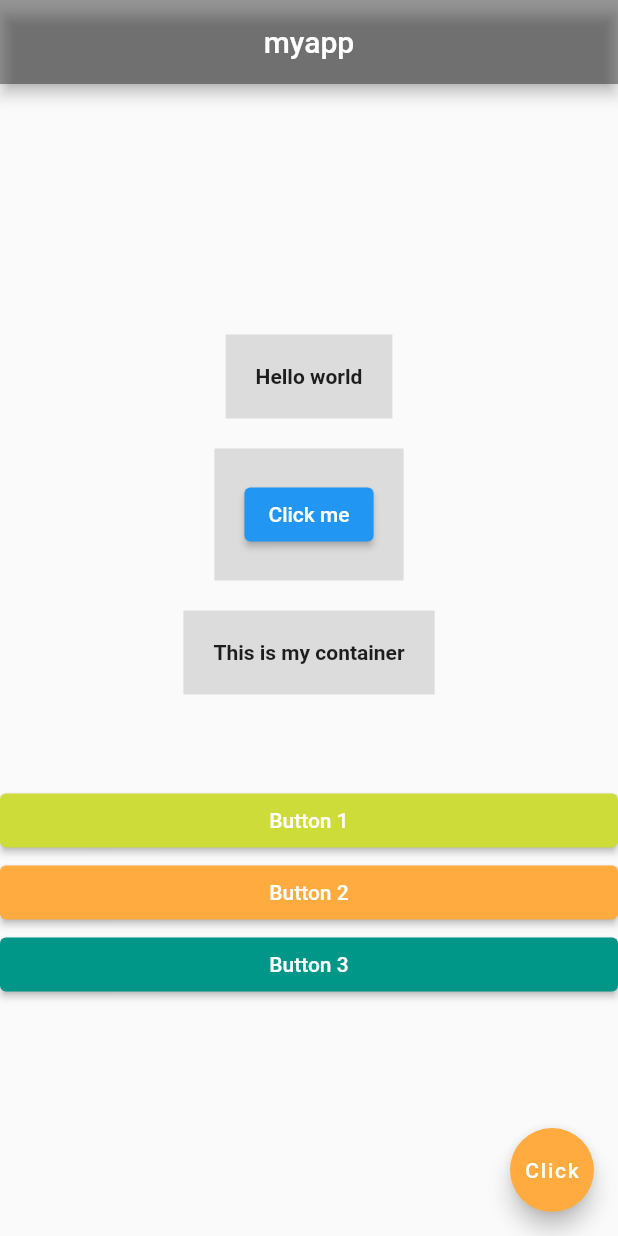
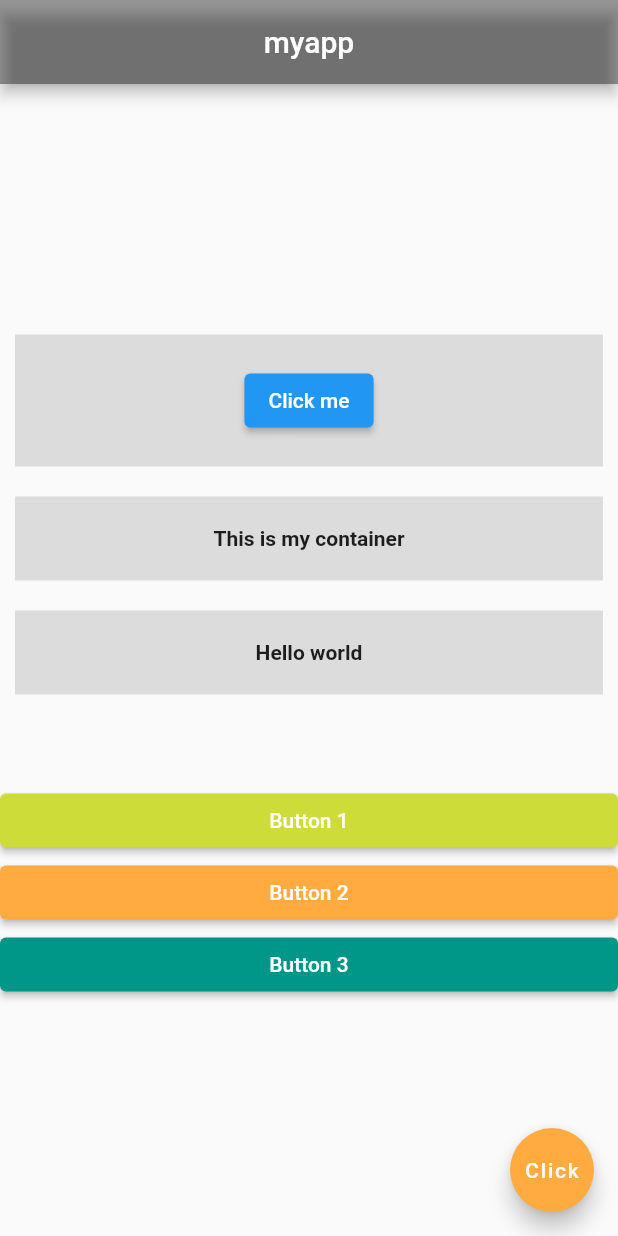
Before and after one commit to flakysob/firstFlutterProject_myapp, a Flutter app: the screen it shows after launch, on a phone screen of 412 x 824 dp. Run offline on Flutter 3.47's test engine with Material 2 defaults, Android fonts, the phone set to English and light mode, and no system bars; missing offline and left inert: dart:html.

Commit message:
End of the Chapter 13 (Shortcuts & Outlines)

```diff
--- a/lib/main.dart
+++ b/lib/main.dart
@@ -15,7 +15,6 @@ class Home extends StatelessWidget {
         backgroundColor: Colors.black38,
       ),
       body: Container(
-        alignment: Alignment.center,
         child: Column(
           mainAxisAlignment: MainAxisAlignment.center,
           crossAxisAlignment: CrossAxisAlignment.center,
@@ -24,19 +23,19 @@ class Home extends StatelessWidget {
               padding: EdgeInsets.all(20.0),
               margin: EdgeInsets.all(10.0),
               color: Colors.black12,
-              child: Text("Hello world", style: TextStyle(fontWeight: FontWeight.bold)),
+              child: Center(child: ElevatedButton(child: Text("Click me"), onPressed: (){},)),
             ),
             Container(
               padding: EdgeInsets.all(20.0),
               margin: EdgeInsets.all(10.0),
               color: Colors.black12,
-              child: ElevatedButton(child: Text("Click me"), onPressed: (){},),
+              child: Center(child: Text("This is my container", style: TextStyle(fontWeight: FontWeight.bold))),
             ),
             Container(
               padding: EdgeInsets.all(20.0),
               margin: EdgeInsets.all(10.0),
               color: Colors.black12,
-              child: Text("This is my container", style: TextStyle(fontWeight: FontWeight.bold)),
+              child: Center(child: Text("Hello world", style: TextStyle(fontWeight: FontWeight.bold))),
             ),
             Container(
               margin: EdgeInsets.fromLTRB(0, 50.0, 0, 0),
```
